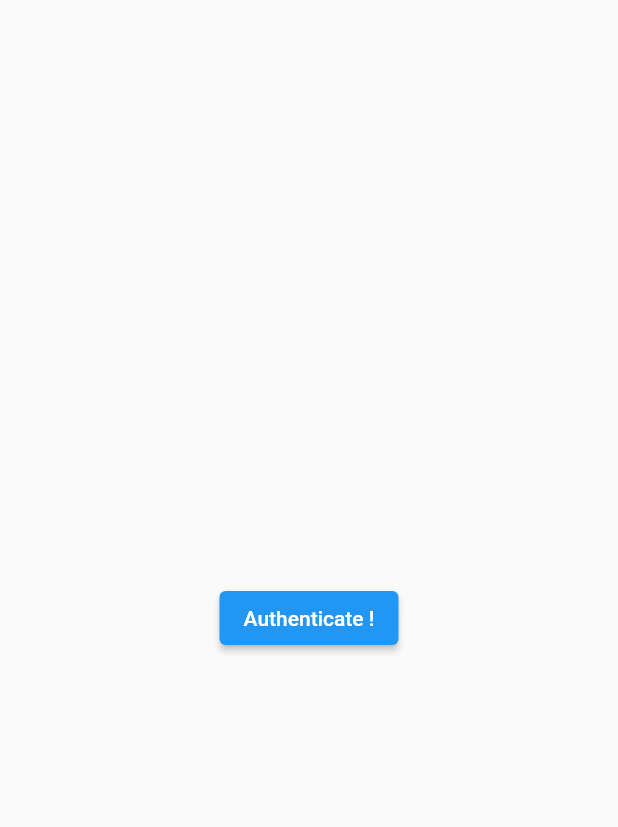
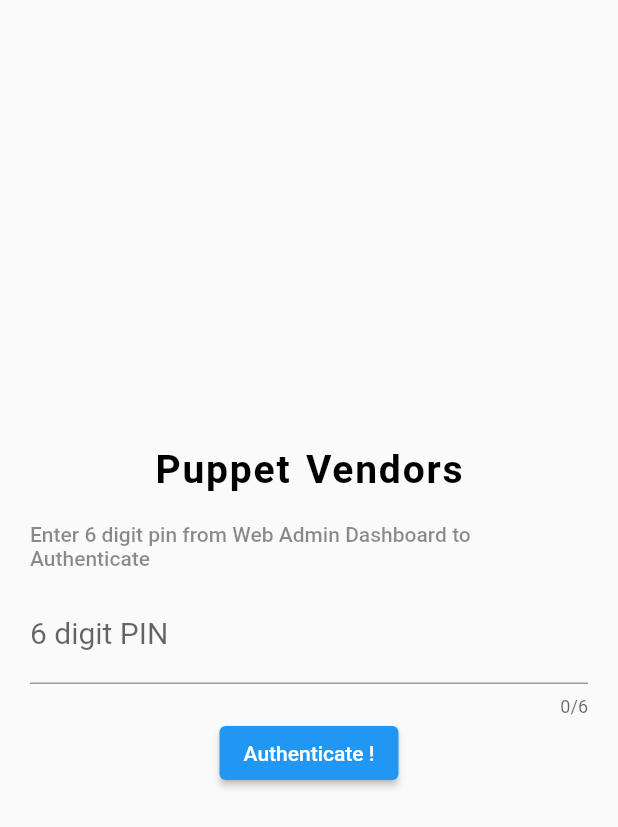
Before and after one commit to thearchibold/puppetvendors-mobile, a Flutter app: the screen it shows after launch, on a phone screen of 412 x 824 dp. Shown: the top 827 px of the screen. Run offline on Flutter 3.47's test engine with Material 2 defaults, Android fonts, the phone set to English and light mode, and no system bars; our stand-ins replace firebase_core, firebase_messaging, flutter_local_notifications, pin_code_fields, webview_flutter; missing offline and left inert: flutter_webview_plugin; accounts and stored records are empty.

Commit message:
pin auth page design

```diff
--- a/lib/screens/Auth.dart
+++ b/lib/screens/Auth.dart
@@ -1,4 +1,6 @@
 import 'package:flutter/material.dart';
+import 'dart:async';
+import 'package:pin_code_fields/pin_code_fields.dart';
 
 
 
@@ -12,17 +14,57 @@ class Auth extends StatelessWidget {
   @override
   Widget build(BuildContext context){
     return Scaffold(
-      body: Center(
-        child: ElevatedButton(
-          onPressed: () {
-            // Navigate back to first screen when tapped.
-            Navigator.pushNamed(context, '/splash');
-          },
-          child: const Text('Authenticate !'),
+      body: Padding(
+        padding: EdgeInsets.all(20),
+        child: Center(
+            child: Column(
+              mainAxisAlignment: MainAxisAlignment.center,
+              children: [
+                Row(
+                  mainAxisAlignment: MainAxisAlignment.center,
+                  children: const [
+                    Text("Puppet Vendors",style: TextStyle(
+                        fontSize: 26,
+                        color: Color.fromRGBO(0, 0, 0, 1),
+                        fontWeight: FontWeight.bold,
+                      wordSpacing: 2,
+                      letterSpacing: 1.2
+                    ),)
+                  ],
+                ),
+                const Padding(padding: EdgeInsets.only(
+                  top: 20,
+                  bottom: 10
+                ), child: Text("Enter 6 digit pin from Web Admin Dashboard to Authenticate",
+                  style: TextStyle(
+                    color: Colors.black45,
+                    fontWeight: FontWeight.w500,
+                  ),
+                )
+                ),
+                const TextField(
+                  decoration: InputDecoration(
+                      hintText: "Enter pin here",
+                      labelText: "6 digit PIN",
+                  ),
+                  style: TextStyle(
+                      fontSize: 20
+                  ),
+                  keyboardType: TextInputType.number,
+                  maxLength: 6,
+                ),
+                ElevatedButton(
+                  onPressed: () {
+                    // Navigate back to first screen when tapped.
+                    Navigator.pushNamed(context, '/splash');
+                  },
+                  child: const Text('Authenticate !'),
+                ),
+
+              ],
+            )
         ),
       ),
     );
   }
-
-
 }
--- a/lib/screens/WebApplication.dart
+++ b/lib/screens/WebApplication.dart
@@ -20,11 +20,11 @@ class _WebApplication extends State<WebApplication> {
       top: true,
       right: false,
       bottom: false,
-      child: WebviewScaffold(
-        url: selectedUrl,
-        withZoom: false,
-        withLocalStorage: true,
-        clearCookies: false,
+      child: WebView(
+        initialUrl: selectedUrl,
+        //withZoom: false,
+        //withLocalStorage: true,
+        //clearCookies: false,
       ),
     );
   }
--- a/pubspec.yaml
+++ b/pubspec.yaml
@@ -39,6 +39,7 @@ dependencies:
   firebase_core: ^1.17.1
   firebase_messaging: ^11.4.1
   flutter_local_notifications: ^9.5.3+1
+  pin_code_fields: ^7.4.0
 
 dev_dependencies:
   flutter_test:
```
Also changed, not shown: pubspec.lock.
